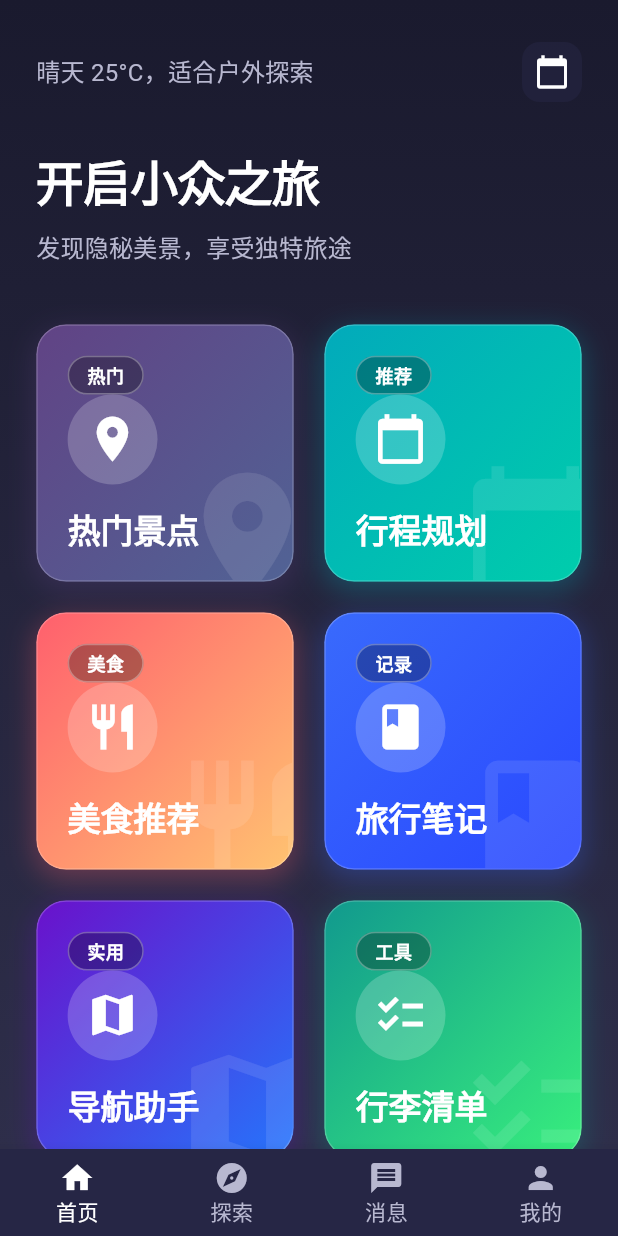
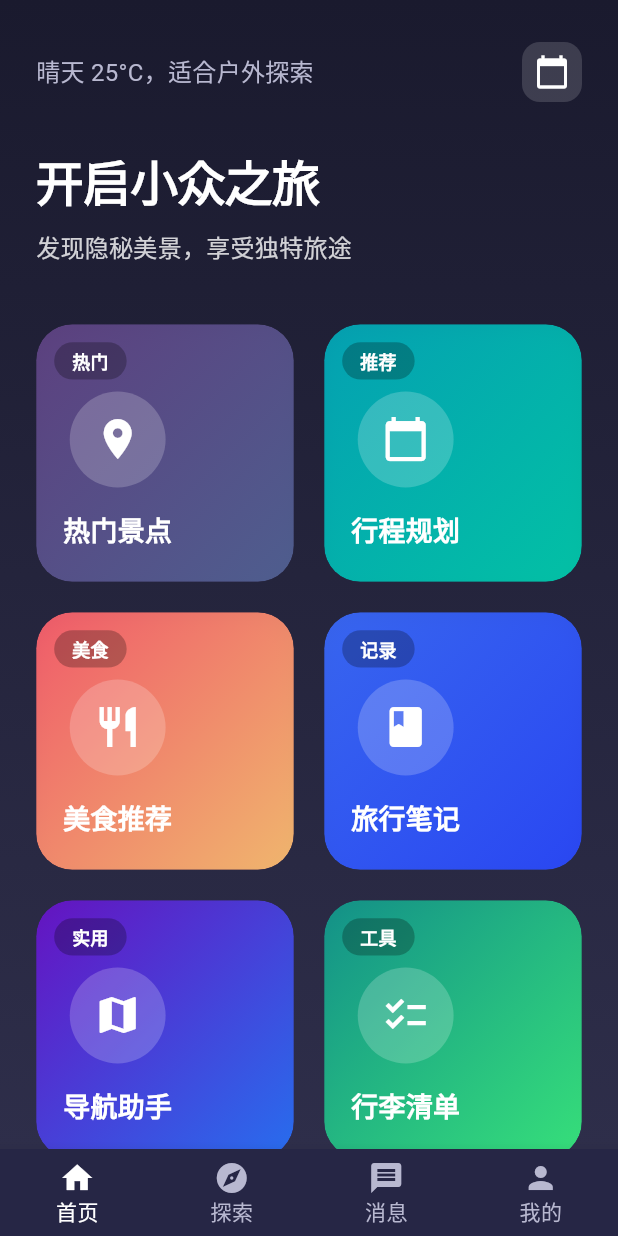
Before and after one commit to eternalcoder12/travel_joy, a Flutter app: the HomeScreen screen opened by its route, on a phone screen of 412 x 824 dp. Run offline on Flutter 3.47's test engine with Material 3 defaults, Android fonts, the phone set to English and light mode, and no system bars; our stand-ins replace shared_preferences; accounts and stored records are empty.

Commit message:
优化卡片设计：居中布局、柔和渐变和更好的视觉层次

```diff
--- a/lib/screens/home/home_screen.dart
+++ b/lib/screens/home/home_screen.dart
@@ -95,42 +95,60 @@ class _HomeTabState extends State<_HomeTab> with TickerProviderStateMixin {
       'icon': Icons.location_on,
       'tag': '热门',
       'tagColor': Colors.orange,
-      'gradientColors': <Color>[Color(0xFF614385), Color(0xFF516395)],
+      'gradientColors': <Color>[
+        Color(0xFF614385).withOpacity(0.9),
+        Color(0xFF516395).withOpacity(0.9),
+      ],
     },
     {
       'title': '行程规划',
       'icon': Icons.calendar_today,
       'tag': '推荐',
       'tagColor': Colors.green,
-      'gradientColors': <Color>[Color(0xFF02AABB), Color(0xFF00CDAC)],
+      'gradientColors': <Color>[
+        Color(0xFF02AABB).withOpacity(0.9),
+        Color(0xFF00CDAC).withOpacity(0.9),
+      ],
     },
     {
       'title': '美食推荐',
       'icon': Icons.restaurant,
       'tag': '美食',
       'tagColor': Colors.red,
-      'gradientColors': <Color>[Color(0xFFFF5F6D), Color(0xFFFFC371)],
+      'gradientColors': <Color>[
+        Color(0xFFFF5F6D).withOpacity(0.9),
+        Color(0xFFFFC371).withOpacity(0.9),
+      ],
     },
     {
       'title': '旅行笔记',
       'icon': Icons.book,
       'tag': '记录',
       'tagColor': Colors.blue,
-      'gradientColors': <Color>[Color(0xFF396AFC), Color(0xFF2948FF)],
+      'gradientColors': <Color>[
+        Color(0xFF396AFC).withOpacity(0.9),
+        Color(0xFF2948FF).withOpacity(0.9),
+      ],
     },
     {
       'title': '导航助手',
       'icon': Icons.map,
       'tag': '实用',
       'tagColor': Colors.purple,
-      'gradientColors': <Color>[Color(0xFF6A11CB), Color(0xFF2575FC)],
+      'gradientColors': <Color>[
+        Color(0xFF6A11CB).withOpacity(0.9),
+        Color(0xFF2575FC).withOpacity(0.9),
+      ],
     },
     {
       'title': '行李清单',
       'icon': Icons.checklist,
       'tag': '工具',
       'tagColor': Colors.teal,
-      'gradientColors': <Color>[Color(0xFF11998E), Color(0xFF38EF7D)],
+      'gradientColors': <Color>[
+        Color(0xFF11998E).withOpacity(0.9),
+        Color(0xFF38EF7D).withOpacity(0.9),
+      ],
     },
   ];
 
@@ -229,24 +247,21 @@ class _HomeTabState extends State<_HomeTab> with TickerProviderStateMixin {
                         ),
                       ),
                     ),
-                    Material(
-                      color: Colors.transparent,
-                      child: InkWell(
+                    InkWell(
                       onTap: () {
                         print('点击了今日信息图标');
                       },
-                        borderRadius: BorderRadius.circular(20),
+                      borderRadius: BorderRadius.circular(12),
                       child: Container(
                         padding: const EdgeInsets.all(8.0),
                         decoration: BoxDecoration(
-                            color: AppTheme.cardColor.withOpacity(0.5),
+                          color: Colors.white.withOpacity(0.15),
                           borderRadius: BorderRadius.circular(12.0),
                         ),
-                          child: Icon(
+                        child: const Icon(
                           Icons.calendar_today,
-                            color: AppTheme.iconColor,
+                          color: Colors.white,
                           size: 24.0,
-                          ),
                         ),
                       ),
                     ),
@@ -260,6 +275,7 @@ class _HomeTabState extends State<_HomeTab> with TickerProviderStateMixin {
                   style: Theme.of(context).textTheme.headlineMedium?.copyWith(
                     fontSize: 32.0, // 增大标题字体
                     fontWeight: FontWeight.bold,
+                    color: Colors.white,
                   ),
                 ),
 
@@ -269,6 +285,7 @@ class _HomeTabState extends State<_HomeTab> with TickerProviderStateMixin {
                   '发现隐秘美景，享受独特旅途',
                   style: Theme.of(context).textTheme.bodyMedium?.copyWith(
                     fontSize: 16.0, // 增大副标题字体
+                    color: Colors.white.withOpacity(0.8),
                   ),
                 ),
 
@@ -328,22 +345,10 @@ class _HomeTabState extends State<_HomeTab> with TickerProviderStateMixin {
       position: animation ?? const AlwaysStoppedAnimation<Offset>(Offset.zero),
       child: Transform.scale(
         scale: _hoverScale,
-        child: Container(
-          decoration: BoxDecoration(
-            borderRadius: BorderRadius.circular(20.0), // 圆角更大
-            boxShadow: [
-              BoxShadow(
-                color: colors.first.withOpacity(0.3),
-                blurRadius: 15.0,
-                spreadRadius: 1.0,
-                offset: const Offset(0, 5),
-              ),
-            ],
-          ),
         child: Material(
           color: Colors.transparent,
-            borderRadius: BorderRadius.circular(20.0),
-            clipBehavior: Clip.antiAlias, // 裁剪溢出内容
+          borderRadius: BorderRadius.circular(24.0),
+          clipBehavior: Clip.antiAlias,
           child: InkWell(
             onTap: () {
               print('点击了: $title');
@@ -355,8 +360,8 @@ class _HomeTabState extends State<_HomeTab> with TickerProviderStateMixin {
                 ),
               );
             },
-              splashColor: Colors.white.withOpacity(0.2),
-              highlightColor: Colors.white.withOpacity(0.1),
+            splashColor: Colors.white.withOpacity(0.1),
+            highlightColor: Colors.white.withOpacity(0.05),
             child: Container(
               decoration: BoxDecoration(
                 gradient: LinearGradient(
@@ -364,78 +369,69 @@ class _HomeTabState extends State<_HomeTab> with TickerProviderStateMixin {
                   end: Alignment.bottomRight,
                   colors: colors,
                 ),
-                  border: Border.all(
-                    color: Colors.white.withOpacity(0.2),
-                    width: 1.0,
+                borderRadius: BorderRadius.circular(24.0),
+                boxShadow: [
+                  BoxShadow(
+                    color: colors.first.withOpacity(0.3),
+                    blurRadius: 10.0,
+                    offset: const Offset(0, 4),
                   ),
-                  borderRadius: BorderRadius.circular(20.0),
+                ],
               ),
               child: Stack(
                 children: [
-                    // 背景装饰性元素
+                  // 标签 - 更加精致的胶囊形状
                   Positioned(
-                      right: -20,
-                      bottom: -20,
-                      child: Icon(
-                        icon,
-                        size: 100,
-                        color: Colors.white.withOpacity(0.1),
-                      ),
-                    ),
-
-                    // 主要内容
-                    Padding(
-                      padding: const EdgeInsets.all(20.0),
-                      child: Column(
-                        crossAxisAlignment: CrossAxisAlignment.start,
-                        children: [
-                          // 标签
-                          Container(
+                    top: 12,
+                    left: 12,
+                    child: Container(
                       padding: const EdgeInsets.symmetric(
                         horizontal: 12.0,
                         vertical: 4.0,
                       ),
                       decoration: BoxDecoration(
-                              color: Colors.black.withOpacity(0.3),
-                              borderRadius: BorderRadius.circular(30.0),
-                              border: Border.all(
-                                color: Colors.white.withOpacity(0.3),
-                                width: 1.0,
-                              ),
+                        color: Colors.black.withOpacity(0.25),
+                        borderRadius: BorderRadius.circular(20.0),
                       ),
                       child: Text(
                         tag,
-                              style: Theme.of(
-                                context,
-                              ).textTheme.bodySmall?.copyWith(
+                        style: TextStyle(
                           color: Colors.white,
-                                fontWeight: FontWeight.bold,
+                          fontSize: 12.0,
+                          fontWeight: FontWeight.w600,
+                        ),
                       ),
                     ),
                   ),
 
-                          const Spacer(),
-
-                          // 图标容器 - 半透明圆形背景
+                  // 主要内容区域 - 居中布局
+                  Padding(
+                    padding: const EdgeInsets.all(18.0),
+                    child: Column(
+                      mainAxisAlignment: MainAxisAlignment.center,
+                      children: [
+                        const SizedBox(height: 24.0), // 为标签留出空间
+                        // 图标 - 居中圆形容器
                         Container(
-                            padding: const EdgeInsets.all(12.0),
+                          width: 64.0,
+                          height: 64.0,
                           decoration: BoxDecoration(
                             color: Colors.white.withOpacity(0.2),
                             shape: BoxShape.circle,
                           ),
-                            child: Icon(icon, color: Colors.white, size: 36.0),
+                          child: Icon(icon, color: Colors.white, size: 32.0),
                         ),
 
                         const SizedBox(height: 16.0),
 
-                          // 标题
+                        // 标题 - 居中加粗
                         Text(
                           title,
-                            style: Theme.of(
-                              context,
-                            ).textTheme.titleLarge?.copyWith(
+                          textAlign: TextAlign.center,
+                          style: const TextStyle(
+                            color: Colors.white,
+                            fontSize: 18.0,
                             fontWeight: FontWeight.bold,
-                              color: Colors.white,
                           ),
                         ),
                       ],
@@ -447,7 +443,6 @@ class _HomeTabState extends State<_HomeTab> with TickerProviderStateMixin {
           ),
         ),
       ),
-      ),
     );
   }
 }
```
Lines whose indentation alone changed are shown as unchanged.
